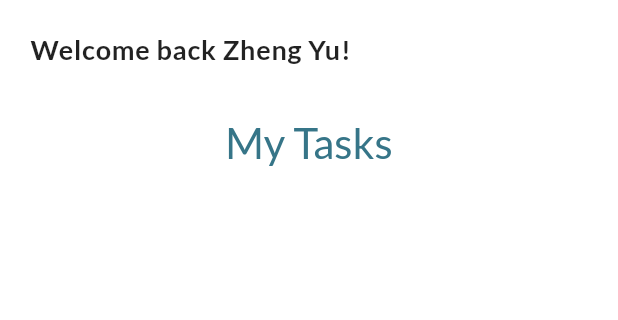
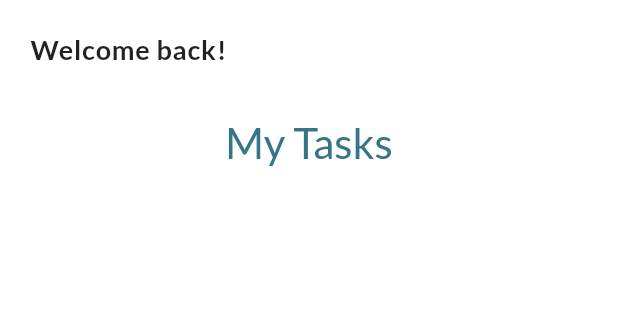
Before and after one commit to Aron113/NUSLiving, a Flutter app: the Home screen opened directly with empty values, on a phone screen of 412 x 824 dp, the part 84-404 px from its top. Run offline on Flutter 3.47's test engine with Material 2 defaults, Android fonts, the phone set to English and light mode, and no system bars; our stand-ins replace email_validator, firebase_auth, firebase_core, google_fonts; missing offline and left inert: dart:ffi; accounts and stored records are empty.

Commit message:
Prep for vercel

```diff
--- a/client/lib/screens/home.dart
+++ b/client/lib/screens/home.dart
@@ -30,7 +30,7 @@ class HomeScreen extends State<Home> {
         title: Row(
           children: [
             Image.asset(
-              "/Users/zhengyu/Desktop/NUSLiving/client/assets/images/nus_logo_full-vertical.png",
+              "/Users/assets/images/nus_logo_full-vertical.png/Desktop/NUSLiving/client/assets/images/nus_logo_full-vertical.png",
               width: 35,
             ),
             const SizedBox(width: 20),
--- a/client/lib/screens/tasks_screens/createTask.dart
+++ b/client/lib/screens/tasks_screens/createTask.dart
@@ -91,7 +91,7 @@ class _CreateTaskScreen extends State<CreateTaskScreen> {
         title: Row(
           children: [
             Image.asset(
-              "/Users/zhengyu/Desktop/NUSLiving/client/assets/images/nus_logo_full-vertical.png",
+              "/Users/assets/images/nus_logo_full-vertical.png/Desktop/NUSLiving/client/assets/images/nus_logo_full-vertical.png",
               width: 35,
             ),
             const SizedBox(width: 20),
--- a/client/lib/screens/tasks_screens/task_details_page.dart
+++ b/client/lib/screens/tasks_screens/task_details_page.dart
@@ -13,7 +13,7 @@ class TaskDetailsPage extends StatelessWidget {
         title: Row(
           children: [
             Image.asset(
-              "/Users/zhengyu/Desktop/NUSLiving/client/assets/images/nus_logo_full-vertical.png",
+              "/Users/assets/images/nus_logo_full-vertical.png/Desktop/NUSLiving/client/assets/images/nus_logo_full-vertical.png",
               width: 35,
             ),
             const SizedBox(width: 20),
--- a/client/lib/screens/user_screens/createAnAccount.dart
+++ b/client/lib/screens/user_screens/createAnAccount.dart
@@ -72,7 +72,7 @@ class _CreateAnAccountScreen extends State<CreateAnAccountScreen> {
         title: Row(
           children: [
             Image.asset(
-              "/Users/zhengyu/Desktop/NUSLiving/client/assets/images/nus_logo_full-vertical.png",
+              "/Users/assets/images/nus_logo_full-vertical.png/Desktop/NUSLiving/client/assets/images/nus_logo_full-vertical.png",
               width: 35,
             ),
             const SizedBox(width: 20),
--- a/client/lib/screens/user_screens/profile.dart
+++ b/client/lib/screens/user_screens/profile.dart
@@ -78,7 +78,7 @@ class _ProfileScreen extends State<ProfileScreen> {
         title: Row(
           children: [
             Image.asset(
-              "/Users/zhengyu/Desktop/NUSLiving/client/assets/images/nus_logo_full-vertical.png",
+              "/Users/assets/images/nus_logo_full-vertical.png/Desktop/NUSLiving/client/assets/images/nus_logo_full-vertical.png",
               width: 35,
             ),
             const SizedBox(width: 20),
--- a/client/lib/widgets/home_banner.dart
+++ b/client/lib/widgets/home_banner.dart
@@ -15,7 +15,7 @@ class HomeBanner extends StatelessWidget {
         crossAxisAlignment: CrossAxisAlignment.start,
         children: [
           Text(
-            'Welcome back Zheng Yu!',
+            'Welcome back!',
             style: Theme.of(context)
                 .textTheme
                 .bodyLarge!
--- a/client/pubspec.yaml
+++ b/client/pubspec.yaml
@@ -71,7 +71,7 @@ flutter:
      - assets/images/logo.png
      - assets/images/greentick.gif
      - assets/images/
-     - /Users/zhengyu/Desktop/NUSLiving/client/assets/images/nus_logo_full-vertical.png
+     - /Users/assets/images/nus_logo_full-vertical.png/Desktop/NUSLiving/client/assets/images/nus_logo_full-vertical.png
   #- images/a_dot_ham.jpeg
 
 
```
Also changed, not shown: 6 other files.
